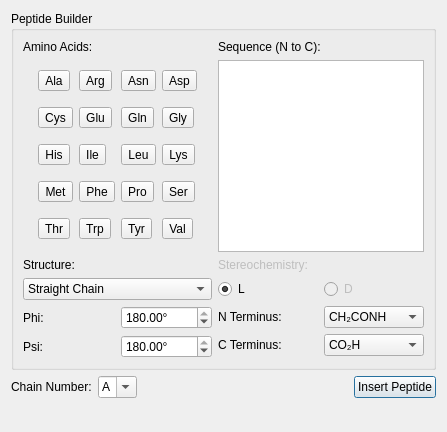
Old version of the form avogadro/qtplugins/insertpeptide/insertpeptidedialog.ui in the repository OpenChemistry/avogadrolibs.
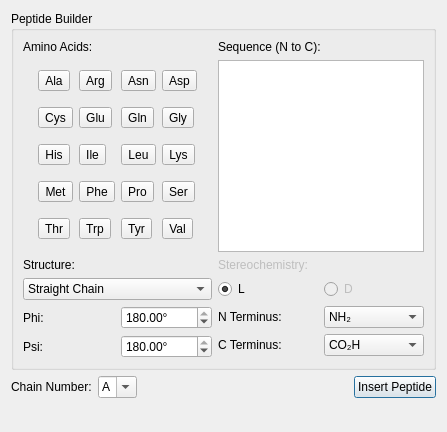
New version of the form.

Patch:
```diff
--- a/avogadro/qtplugins/insertpeptide/insertpeptidedialog.ui
+++ b/avogadro/qtplugins/insertpeptide/insertpeptidedialog.ui
@@ -332,11 +332,6 @@
           <property name="currentIndex">
            <number>0</number>
           </property>
-          <item>
-           <property name="text">
-            <string>CH₂CONH</string>
-           </property>
-          </item>
           <item>
            <property name="text">
             <string>NH₂</string>
```
Left out of the diff: 5 changed lines with no effect on the pictures.
